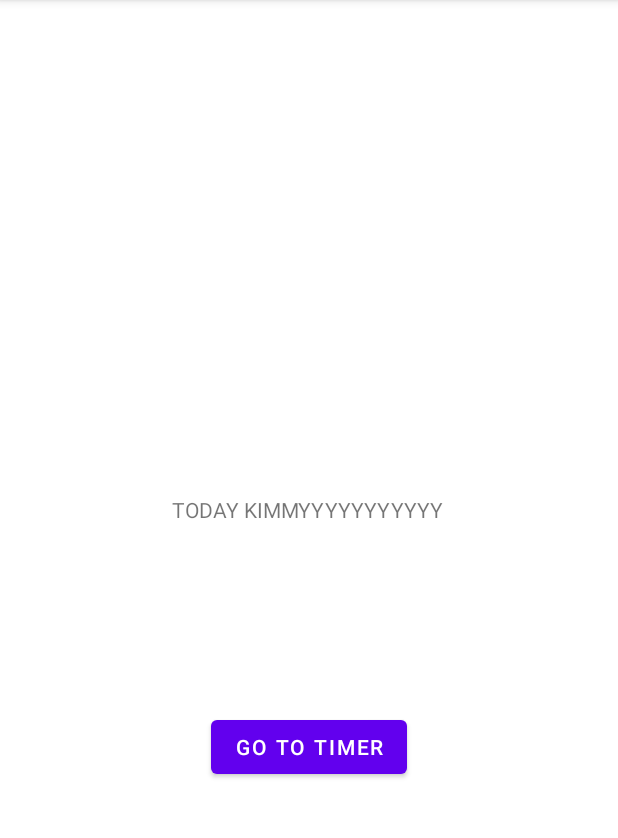
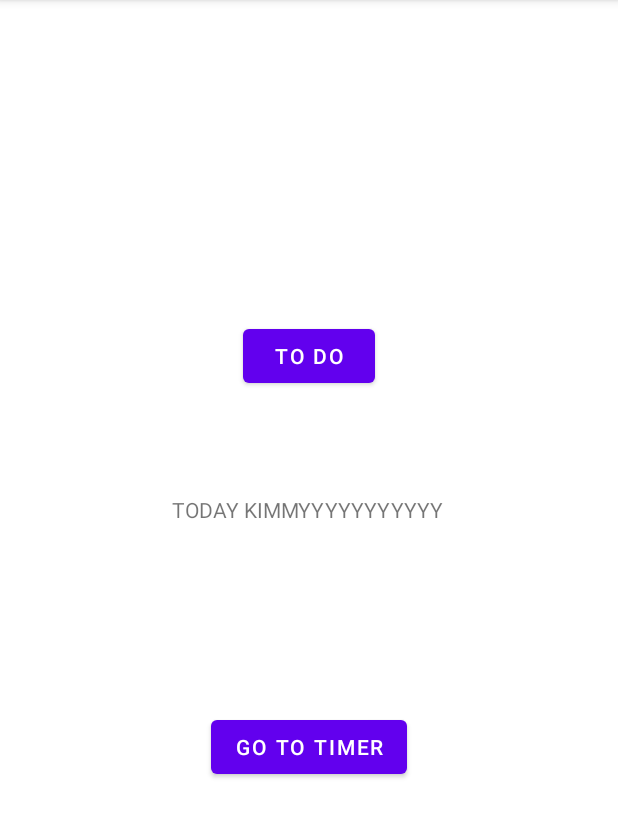
Before and after one commit to sc71/Just20Minutes-1, an Android app: the screen it shows after launch (MainActivity), on a phone screen of 412 x 824 dp, the part 84-922 px from its top. Run offline under Robolectric (Android 15) with nearby library versions, the phone set to English and light mode, and no system bars.

Commit message:
to do button to new activity

```diff
--- a/app/src/main/AndroidManifest.xml
+++ b/app/src/main/AndroidManifest.xml
@@ -9,10 +9,12 @@
         android:roundIcon="@mipmap/ic_launcher_round"
         android:supportsRtl="true"
         android:theme="@style/Theme.Just20Minutes">
+        <activity android:name=".ToDoList"></activity>
         <activity android:name=".SplashScreen">
             android:theme="@style/AppTheme.NoActionBar">
             <intent-filter>
                 <action android:name="android.intent.action.MAIN" />
+
                 <category android:name="android.intent.category.LAUNCHER" />
             </intent-filter>
         </activity>
--- a/app/src/main/java/com/example/just20minutes/MainActivity.kt
+++ b/app/src/main/java/com/example/just20minutes/MainActivity.kt
@@ -16,6 +16,11 @@ class MainActivity : AppCompatActivity() {
             startActivity(intent)
         }
 
+        val toDoButton= findViewById<Button>(R.id.toDoButton)
+        toDoButton.setOnClickListener{
+            val intent = Intent(this,ToDoList::class.java)
+            startActivity(intent)
+        }
         //checklist.setOnClickListener --> checklist fragment/intent
     }
 }
--- a/app/src/main/res/layout/activity_main.xml
+++ b/app/src/main/res/layout/activity_main.xml
@@ -29,4 +29,14 @@
         app:layout_constraintTop_toBottomOf="@+id/textView"
         app:layout_constraintVertical_bias="0.337" />
 
+    <Button
+        android:id="@+id/toDoButton"
+        android:layout_width="wrap_content"
+        android:layout_height="wrap_content"
+        android:text="To Do"
+        app:layout_constraintBottom_toTopOf="@+id/goToTimerButton"
+        app:layout_constraintEnd_toEndOf="parent"
+        app:layout_constraintStart_toStartOf="parent"
+        app:layout_constraintTop_toTopOf="parent" />
+
 </androidx.constraintlayout.widget.ConstraintLayout>
```
Also changed, not shown: app/src/main/java/com/example/just20minutes/ToDoList.kt (added, +11 -0 lines), app/src/main/res/layout/activity_to_do_list.xml (added, +16 -0 lines).
